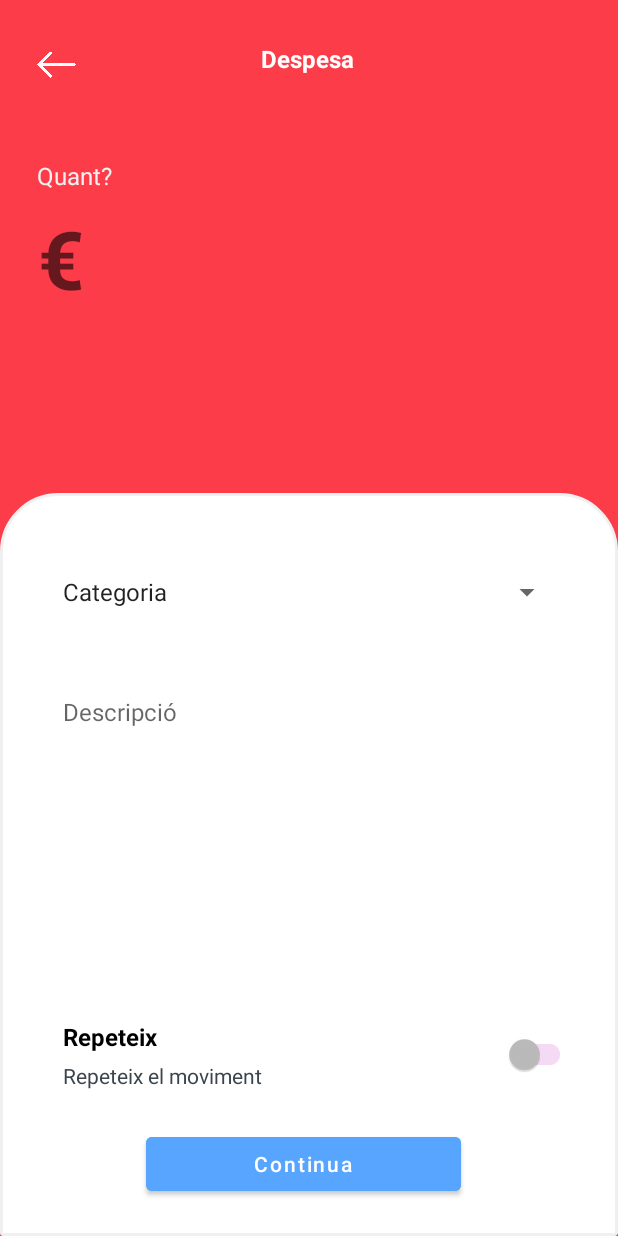
After one commit to xvxnoah/Track-It, an Android app: the ExpensePage screen opened directly, with no data from a screen before it, on a phone screen of 412 x 824 dp. The commit adds this screen. Run offline under Robolectric (Android 15) with nearby library versions, the phone set to English and light mode, and no system bars.

Commit message:
Expense Page (not finished)

```diff
--- a/app/src/main/AndroidManifest.xml
+++ b/app/src/main/AndroidManifest.xml
@@ -10,6 +10,9 @@
         android:label="@string/app_name"
         android:supportsRtl="true"
         android:theme="@style/Theme.TrackIt">
+        <activity
+            android:name=".ExpensePage"
+            android:exported="false" />
         <activity
             android:name=".HomePage"
             android:exported="false" />
--- /dev/null
+++ b/app/src/main/java/com/example/trackit/ExpensePage.java
@@ -0,0 +1,82 @@
+package com.example.trackit;
+
+import androidx.annotation.NonNull;
+import androidx.annotation.Nullable;
+import androidx.appcompat.app.AppCompatActivity;
+
+import android.graphics.Color;
+import android.os.Bundle;
+import android.text.Editable;
+import android.text.TextWatcher;
+import android.view.View;
+import android.view.ViewGroup;
+import android.widget.ArrayAdapter;
+import android.widget.EditText;
+import android.widget.ImageButton;
+import android.widget.Spinner;
+import android.widget.TextView;
+
+public class ExpensePage extends AppCompatActivity {
+
+    private Spinner expenseCategories;
+
+    @Override
+    protected void onCreate(Bundle savedInstanceState) {
+        super.onCreate(savedInstanceState);
+        setContentView(R.layout.activity_expense_page);
+        getSupportActionBar().hide();
+
+        setListeners();
+
+        setSpinner();
+    }
+
+    private void setSpinner() {
+        expenseCategories = findViewById(R.id.spinnerExpenseCategory);
+
+        String arrayName = "expense_categories";
+        int arrayName_ID = getResources().getIdentifier(arrayName,"array",this.getPackageName());
+        String[] categories = getResources().getStringArray(arrayName_ID);
+
+        ArrayAdapter<String> spinnerAdapter = new ArrayAdapter<String>(this, android.R.layout.simple_spinner_item, categories){
+            @Override
+            public boolean isEnabled(int position) {
+                if(position == 0){
+                    // Desactivem el primer item
+                    return false;
+                } else{
+                    return true;
+                }
+            }
+
+            @Override
+            public View getDropDownView(int position, @Nullable View convertView, @NonNull ViewGroup parent) {
+                View view = super.getDropDownView(position, convertView, parent);
+                TextView tv = (TextView) view;
+
+                if(position == 0){
+                    tv.setTextColor(Color.GRAY);
+                } else{
+                    tv.setTextColor(Color.BLACK);
+                }
+                return view;
+            }
+        };
+
+        spinnerAdapter.setDropDownViewResource(android.R.layout.simple_spinner_dropdown_item);
+        expenseCategories.setAdapter(spinnerAdapter);
+
+    }
+
+    private void setListeners() {
+        ImageButton back = findViewById(R.id.back_expense);
+
+        back.setOnClickListener(new View.OnClickListener() {
+            @Override
+            public void onClick(View view) {
+                onBackPressed();
+            }
+        });
+
+    }
+}
--- a/app/src/main/java/com/example/trackit/ForgotPassword.java
+++ b/app/src/main/java/com/example/trackit/ForgotPassword.java
@@ -51,7 +51,7 @@ public class ForgotPassword extends AppCompatActivity {
             }
         });
 
-        ImageButton back = findViewById(R.id.back_signin);
+        ImageButton back = findViewById(R.id.back_forgot);
 
         back.setOnClickListener(new View.OnClickListener() {
             @Override
--- a/app/src/main/java/com/example/trackit/HomePage.java
+++ b/app/src/main/java/com/example/trackit/HomePage.java
@@ -5,6 +5,7 @@ import androidx.fragment.app.Fragment;
 import androidx.fragment.app.FragmentManager;
 import androidx.fragment.app.FragmentTransaction;
 
+import android.content.Intent;
 import android.os.Bundle;
 import android.view.View;
 import android.view.animation.Animation;
@@ -66,6 +67,7 @@ public class HomePage extends AppCompatActivity {
             public void onClick(View view) {
                 animateFab();
                 Toast.makeText(HomePage.this, "MONEY OUT", Toast.LENGTH_SHORT).show();
+                startActivity(new Intent(HomePage.this, ExpensePage.class));
             }
         });
 
--- a/app/src/main/java/com/example/trackit/RegisterPage.java
+++ b/app/src/main/java/com/example/trackit/RegisterPage.java
@@ -78,7 +78,7 @@ public class RegisterPage extends AppCompatActivity {
             }
         });
 
-        ImageButton back = findViewById(R.id.back_signin);
+        ImageButton back = findViewById(R.id.back_register);
 
         back.setOnClickListener(new View.OnClickListener() {
             @Override
--- /dev/null
+++ b/app/src/main/res/drawable/rounded_shape.xml
@@ -0,0 +1,16 @@
+<?xml version="1.0" encoding="utf-8"?>
+<shape xmlns:android="http://schemas.android.com/apk/res/android">
+    <solid android:color="@color/white"/>
+
+    <stroke android:width="2dp"
+        android:color="@color/softGrey"/>
+
+    <padding android:left="2dp"
+        android:top="2dp"
+        android:right="2dp"
+        android:bottom="2dp"/>
+
+    <corners android:radius="1dp"
+        android:topLeftRadius="38dp"
+        android:topRightRadius="38dp"/>
+</shape>
--- /dev/null
+++ b/app/src/main/res/layout/activity_expense_page.xml
@@ -0,0 +1,162 @@
+<?xml version="1.0" encoding="utf-8"?>
+<androidx.constraintlayout.widget.ConstraintLayout xmlns:android="http://schemas.android.com/apk/res/android"
+    xmlns:app="http://schemas.android.com/apk/res-auto"
+    xmlns:tools="http://schemas.android.com/tools"
+    android:layout_width="match_parent"
+    android:layout_height="match_parent"
+    android:background="@color/redExpense"
+    tools:context=".ExpensePage">
+
+
+    <TextView
+        android:id="@+id/textExpense"
+        android:layout_width="wrap_content"
+        android:layout_height="wrap_content"
+        android:layout_marginTop="28dp"
+        android:text="@string/despesa"
+        android:textColor="@color/white"
+        android:textSize="16sp"
+        android:textStyle="bold"
+        app:layout_constraintEnd_toEndOf="parent"
+        app:layout_constraintHorizontal_bias="0.498"
+        app:layout_constraintStart_toStartOf="parent"
+        app:layout_constraintTop_toTopOf="parent" />
+
+    <ImageButton
+        android:id="@+id/back_expense"
+        android:layout_width="75dp"
+        android:layout_height="54dp"
+        android:layout_marginTop="16dp"
+        android:adjustViewBounds="true"
+        android:backgroundTint="@color/redExpense"
+        android:padding="10dp"
+        android:scaleType="fitCenter"
+        android:src="@drawable/arrow"
+        app:layout_constraintEnd_toStartOf="@+id/textExpense"
+        app:layout_constraintHorizontal_bias="0.0"
+        app:layout_constraintStart_toStartOf="parent"
+        app:layout_constraintTop_toTopOf="parent"
+        app:tint="@color/white"
+        tools:ignore="SpeakableTextPresentCheck"
+        android:contentDescription="@string/back_expense" />
+
+    <FrameLayout
+        android:layout_width="match_parent"
+        android:layout_height="495dp"
+        android:background="@drawable/rounded_shape"
+        app:layout_constraintBottom_toBottomOf="parent"
+        app:layout_constraintEnd_toEndOf="parent"
+        app:layout_constraintHorizontal_bias="0.666"
+        app:layout_constraintStart_toStartOf="parent">
+
+        <Button
+            android:id="@+id/button"
+            android:layout_width="210dp"
+            android:layout_height="48dp"
+            android:layout_gravity="bottom"
+            android:layout_marginStart="95dp"
+            android:layout_marginBottom="22dp"
+            android:backgroundTint="@color/mainBlue"
+            android:text="@string/continua"
+            android:textAllCaps="false"
+            tools:ignore="TextContrastCheck" />
+
+        <Spinner
+            android:id="@+id/spinnerExpenseCategory"
+            android:layout_width="341dp"
+            android:layout_height="48dp"
+            android:layout_gravity="top"
+            android:layout_marginStart="32dp"
+            android:layout_marginTop="40dp"
+            android:contentDescription="@string/app_name" />
+
+        <EditText
+            android:id="@+id/expenseDescription"
+            android:layout_width="341dp"
+            android:layout_height="48dp"
+            android:layout_gravity="top"
+            android:layout_marginStart="40dp"
+            android:layout_marginTop="120dp"
+
+            android:background="@android:color/transparent"
+            android:ems="10"
+            android:hint="@string/descripci"
+            android:inputType="textPersonName"
+            android:textColor="@color/softBlack"
+            android:textSize="16sp"
+            tools:ignore="TextContrastCheck"
+            android:autofillHints="" />
+
+        <TextView
+            android:id="@+id/repeatExpense"
+            android:layout_width="wrap_content"
+            android:layout_height="wrap_content"
+            android:layout_gravity="bottom"
+            android:layout_marginStart="40dp"
+            android:layout_marginBottom="120dp"
+            android:text="@string/repeteix"
+            android:textColor="@color/black"
+            android:textSize="16sp"
+            android:textStyle="bold" />
+
+        <TextView
+            android:id="@+id/repeatText"
+            android:layout_width="wrap_content"
+            android:layout_height="wrap_content"
+            android:layout_gravity="bottom"
+            android:layout_marginStart="40dp"
+            android:layout_marginBottom="95dp"
+            android:text="@string/repeteix_el_moviment"
+            android:textColor="@color/softBlack"
+            android:textSize="14sp" />
+
+        <com.google.android.material.switchmaterial.SwitchMaterial
+            android:id="@+id/switch1"
+            android:layout_width="wrap_content"
+            android:layout_height="wrap_content"
+            android:layout_gravity="bottom|end"
+            android:layout_marginEnd="26dp"
+            android:layout_marginBottom="95dp"
+            android:backgroundTintMode="multiply"
+            android:buttonTintMode="add"
+            android:checked="false"
+            android:minHeight="48dp"
+            android:theme="@style/SwitchPurple"
+            app:trackTint="@color/violet" />
+
+    </FrameLayout>
+
+    <TextView
+        android:id="@+id/howmuchText"
+        android:layout_width="wrap_content"
+        android:layout_height="wrap_content"
+        android:layout_marginTop="36dp"
+        android:text="@string/quant"
+        android:textColor="@color/softGrey"
+        android:textSize="16sp"
+        app:layout_constraintEnd_toEndOf="parent"
+        app:layout_constraintHorizontal_bias="0.069"
+        app:layout_constraintStart_toStartOf="parent"
+        app:layout_constraintTop_toBottomOf="@+id/back_expense"
+        tools:ignore="TextContrastCheck" />
+
+    <EditText
+        android:id="@+id/enterExpense"
+        android:layout_width="372dp"
+        android:layout_height="60dp"
+        android:layout_marginTop="20dp"
+        android:background="@android:color/transparent"
+        android:ems="10"
+        android:hint="@string/euro"
+        android:inputType="textPersonName"
+        android:textColor="@color/white"
+        android:textSize="54sp"
+        android:textStyle="bold"
+        app:layout_constraintEnd_toEndOf="parent"
+        app:layout_constraintHorizontal_bias="0.641"
+        app:layout_constraintStart_toStartOf="parent"
+        app:layout_constraintTop_toBottomOf="@+id/howmuchText"
+        tools:ignore="TextContrastCheck"
+        android:autofillHints="" />
+
+</androidx.constraintlayout.widget.ConstraintLayout>
--- a/app/src/main/res/layout/activity_forgot_password.xml
+++ b/app/src/main/res/layout/activity_forgot_password.xml
@@ -71,7 +71,7 @@
         app:layout_constraintTop_toTopOf="parent" />
 
     <ImageButton
-        android:id="@+id/back_signin"
+        android:id="@+id/back_forgot"
         android:layout_width="75dp"
         android:layout_height="54dp"
         android:layout_marginTop="16dp"
--- a/app/src/main/res/layout/activity_register_page.xml
+++ b/app/src/main/res/layout/activity_register_page.xml
@@ -83,7 +83,8 @@
                 android:layout_width="0dp"
                 android:layout_height="wrap_content"
                 android:layout_weight="1"
-                android:text="@string/ja_tens_un_compte" />
+                android:text="@string/ja_tens_un_compte"
+                tools:ignore="TextContrastCheck" />
 
             <TextView
                 android:id="@+id/initSessionRegister"
@@ -113,7 +114,7 @@
         app:layout_constraintTop_toTopOf="parent" />
 
     <ImageButton
-        android:id="@+id/back_signin"
+        android:id="@+id/back_register"
         android:layout_width="75dp"
         android:layout_height="54dp"
         android:layout_marginTop="16dp"
@@ -125,6 +126,8 @@
         app:layout_constraintEnd_toStartOf="@+id/registerText"
         app:layout_constraintHorizontal_bias="0.0"
         app:layout_constraintStart_toStartOf="parent"
-        app:layout_constraintTop_toTopOf="parent" />
+        app:layout_constraintTop_toTopOf="parent"
+        tools:ignore="SpeakableTextPresentCheck"
+        android:contentDescription="@string/back_register" />
 
 </androidx.constraintlayout.widget.ConstraintLayout>
--- a/app/src/main/res/values/colors.xml
+++ b/app/src/main/res/values/colors.xml
@@ -12,7 +12,6 @@
     <color name="white">#FFFFFFFF</color>
 
     <color name="black">#000</color>
-    <color name="violet">#9400D3</color>
     <color name="indigo">#4B0082</color>
     <color name="blue">#0000FF</color>
     <color name="green">#00FF00</color>
@@ -24,4 +23,8 @@
     <color name="softBlue">#B6DCFF</color>
     <color name="lila">#7F3DFF</color>
     <color name="softGrey">#F0F0F0</color>
+    <color name="redExpense">#FD3C4A</color>
+    <color name="greyLetters">#FCFCFC</color>
+    <color name="softBlack">#3B444B</color>
+    <color name="violet">#F4DAF4</color>
 </resources>
--- /dev/null
+++ b/app/src/main/res/values/expenseCategories.xml
@@ -0,0 +1,15 @@
+<?xml version="1.0" encoding="utf-8"?>
+<resources>
+    <string-array name="expense_categories">
+        <item>Categoria</item>
+        <item>Alimentació</item>
+        <item>Rebuts/Subscripcions</item>
+        <item>Casa</item>
+        <item>Transport</item>
+        <item>Roba</item>
+        <item>Salut/Higiene</item>
+        <item>Oci</item>
+        <item>Altres despeses</item>
+    </string-array>
+
+</resources>
--- a/app/src/main/res/values/strings.xml
+++ b/app/src/main/res/values/strings.xml
@@ -27,4 +27,12 @@
     <string name="transactions_fragment">Transactions Fragment</string>
     <string name="budget_fragment">Budget Fragment</string>
     <string name="profile_fragment">Profile Fragment</string>
+    <string name="back_register">TODO</string>
+    <string name="despesa">Despesa</string>
+    <string name="back_expense">TODO</string>
+    <string name="quant">Quant?</string>
+    <string name="euro">€</string>
+    <string name="descripci">     Descripció</string>
+    <string name="repeteix_el_moviment">Repeteix el moviment</string>
+    <string name="repeteix">Repeteix</string>
 </resources>
--- /dev/null
+++ b/app/src/main/res/values/styles.xml
@@ -0,0 +1,7 @@
+<?xml version="1.0" encoding="utf-8"?>
+<resources>
+    <style name="SwitchPurple" parent="Theme.AppCompat">
+        <item name="colorAccent">@color/purple_500</item>
+    </style>
+
+</resources>
```
